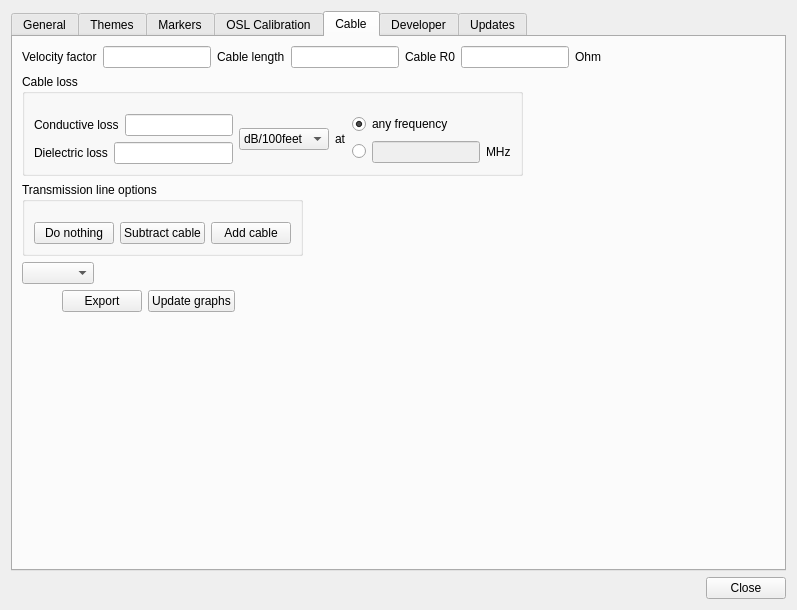
The window that settings.ui (K4HEZ/AntScopeZ) describes before a commit, drawn with Qt 5.
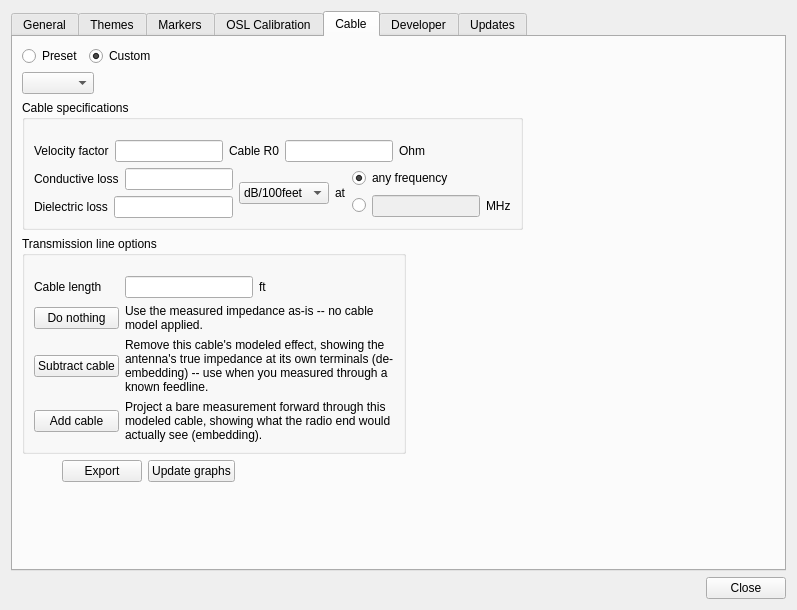
The same window after the commit. The open tabs and pages were chosen to show the change. Custom widgets are drawn as their Qt base class.

Commit message: TDR Analysis tool, Settings > Cable rework (Preset/Custom, reorg), theme/dangling-pointer fixes

The edit to the form file:
```diff
--- a/settings.ui
+++ b/settings.ui
@@ -1123,58 +1123,32 @@
        <item row="0" column="0">
         <layout class="QFormLayout" name="formLayout_7">
          <item row="0" column="0">
-          <layout class="QGridLayout" name="gridLayout_3">
-           <item row="0" column="4">
-            <widget class="QLabel" name="label_8">
+          <layout class="QHBoxLayout" name="horizontalLayout_cableMode">
+           <item>
+            <widget class="QRadioButton" name="cablePresetRadio">
              <property name="text">
-              <string>Cable R0</string>
+              <string>Preset</string>
              </property>
-            </widget>
-           </item>
-           <item row="0" column="3">
-            <widget class="QLineEdit" name="cableLen">
-             <property name="alignment">
-              <set>Qt::AlignmentFlag::AlignRight|Qt::AlignmentFlag::AlignTrailing|Qt::AlignmentFlag::AlignVCenter</set>
+             <property name="toolTip">
+              <string>Pick a cable type below -- velocity factor, R0, and loss figures are filled in from it and can't be hand-edited while Preset is selected.</string>
              </property>
             </widget>
            </item>
-           <item row="0" column="6">
-            <widget class="QLabel" name="label_9">
+           <item>
+            <widget class="QRadioButton" name="cableCustomRadio">
              <property name="text">
-              <string>Ohm</string>
+              <string>Custom</string>
              </property>
-            </widget>
-           </item>
-           <item row="0" column="5">
-            <widget class="QLineEdit" name="cableR0">
-             <property name="alignment">
-              <set>Qt::AlignmentFlag::AlignRight|Qt::AlignmentFlag::AlignTrailing|Qt::AlignmentFlag::AlignVCenter</set>
+             <property name="toolTip">
+              <string>Enter velocity factor, R0, and loss figures by hand -- e.g. from a manufacturer datasheet for a cable not in the preset list, or a velocity factor solved from Tools &gt; TDR Analysis.</string>
              </property>
-            </widget>
-           </item>
-           <item row="0" column="2">
-            <widget class="QLabel" name="label_14">
-             <property name="text">
-              <string>Cable length</string>
+             <property name="checked">
+              <bool>true</bool>
              </property>
             </widget>
            </item>
-           <item row="0" column="0">
-            <widget class="QLabel" name="label_7">
-             <property name="text">
-              <string>Velocity factor</string>
-             </property>
-            </widget>
-           </item>
-           <item row="0" column="1">
-            <widget class="QLineEdit" name="velocityFactor">
-             <property name="alignment">
-              <set>Qt::AlignmentFlag::AlignRight|Qt::AlignmentFlag::AlignTrailing|Qt::AlignmentFlag::AlignVCenter</set>
-             </property>
-            </widget>
-           </item>
-           <item row="0" column="7">
-            <spacer name="horizontalSpacer_10">
+           <item>
+            <spacer name="horizontalSpacer_cableMode">
              <property name="orientation">
               <enum>Qt::Orientation::Horizontal</enum>
              </property>
@@ -1189,15 +1163,77 @@
           </layout>
          </item>
          <item row="1" column="0">
+          <widget class="QComboBox" name="cableComboBox">
+           <property name="sizePolicy">
+            <sizepolicy hsizetype="Expanding" vsizetype="Fixed">
+             <horstretch>0</horstretch>
+             <verstretch>0</verstretch>
+            </sizepolicy>
+           </property>
+          </widget>
+         </item>
+         <item row="2" column="0">
           <widget class="QGroupBox" name="groupBox_8">
            <property name="title">
-            <string>Cable loss</string>
+            <string>Cable specifications</string>
            </property>
            <layout class="QGridLayout" name="gridLayout_4">
             <property name="topMargin">
              <number>20</number>
             </property>
-            <item row="0" column="0">
+            <item row="0" column="0" colspan="3">
+             <layout class="QGridLayout" name="gridLayout_3">
+              <item row="0" column="0">
+               <widget class="QLabel" name="label_7">
+                <property name="text">
+                 <string>Velocity factor</string>
+                </property>
+               </widget>
+              </item>
+              <item row="0" column="1">
+               <widget class="QLineEdit" name="velocityFactor">
+                <property name="alignment">
+                 <set>Qt::AlignmentFlag::AlignRight|Qt::AlignmentFlag::AlignTrailing|Qt::AlignmentFlag::AlignVCenter</set>
+                </property>
+               </widget>
+              </item>
+              <item row="0" column="2">
+               <widget class="QLabel" name="label_8">
+                <property name="text">
+                 <string>Cable R0</string>
+                </property>
+               </widget>
+              </item>
+              <item row="0" column="3">
+               <widget class="QLineEdit" name="cableR0">
+                <property name="alignment">
+                 <set>Qt::AlignmentFlag::AlignRight|Qt::AlignmentFlag::AlignTrailing|Qt::AlignmentFlag::AlignVCenter</set>
+                </property>
+               </widget>
+              </item>
+              <item row="0" column="4">
+               <widget class="QLabel" name="label_9">
+                <property name="text">
+                 <string>Ohm</string>
+                </property>
+               </widget>
+              </item>
+              <item row="0" column="5">
+               <spacer name="horizontalSpacer_10">
+                <property name="orientation">
+                 <enum>Qt::Orientation::Horizontal</enum>
+                </property>
+                <property name="sizeHint" stdset="0">
+                 <size>
+                  <width>40</width>
+                  <height>20</height>
+                 </size>
+                </property>
+               </spacer>
+              </item>
+             </layout>
+            </item>
+            <item row="1" column="0">
              <layout class="QVBoxLayout" name="verticalLayout_6">
               <item>
                <layout class="QHBoxLayout" name="horizontalLayout">
@@ -1249,7 +1285,7 @@
               </item>
              </layout>
             </item>
-            <item row="0" column="1">
+            <item row="1" column="1">
              <layout class="QHBoxLayout" name="horizontalLayout_20">
               <item>
                <widget class="QComboBox" name="cableLossComboBox">
@@ -1290,7 +1326,7 @@
               </item>
              </layout>
             </item>
-            <item row="0" column="2">
+            <item row="1" column="2">
              <layout class="QVBoxLayout" name="verticalLayout_7">
               <item>
                <widget class="QRadioButton" name="anyFq">
@@ -1341,7 +1377,7 @@
            </layout>
           </widget>
          </item>
-         <item row="2" column="0">
+         <item row="3" column="0">
           <widget class="QGroupBox" name="groupBox_9">
            <property name="title">
             <string>Transmission line options</string>
@@ -1351,6 +1387,44 @@
              <number>20</number>
             </property>
             <item row="0" column="0">
+             <widget class="QLabel" name="label_14">
+              <property name="text">
+               <string>Cable length</string>
+              </property>
+             </widget>
+            </item>
+            <item row="0" column="1">
+             <layout class="QHBoxLayout" name="horizontalLayout_cableLength">
+              <item>
+               <widget class="QLineEdit" name="cableLen">
+                <property name="alignment">
+                 <set>Qt::AlignmentFlag::AlignRight|Qt::AlignmentFlag::AlignTrailing|Qt::AlignmentFlag::AlignVCenter</set>
+                </property>
+               </widget>
+              </item>
+              <item>
+               <widget class="QLabel" name="cableLenUnitLabel">
+                <property name="text">
+                 <string notr="true">ft</string>
+                </property>
+               </widget>
+              </item>
+              <item>
+               <spacer name="horizontalSpacer_cableLen">
+                <property name="orientation">
+                 <enum>Qt::Orientation::Horizontal</enum>
+                </property>
+                <property name="sizeHint" stdset="0">
+                 <size>
+                  <width>40</width>
+                  <height>20</height>
+                 </size>
+                </property>
+               </spacer>
+              </item>
+             </layout>
+            </item>
+            <item row="1" column="0">
              <widget class="QPushButton" name="doNothingBtn">
               <property name="minimumSize">
                <size>
@@ -1366,7 +1440,17 @@
               </property>
              </widget>
             </item>
-            <item row="0" column="1">
+            <item row="1" column="1">
+             <widget class="QLabel" name="doNothingExplainLabel">
+              <property name="wordWrap">
+               <bool>true</bool>
+              </property>
+              <property name="text">
+               <string>Use the measured impedance as-is -- no cable model applied.</string>
+              </property>
+             </widget>
+            </item>
+            <item row="2" column="0">
              <widget class="QPushButton" name="subtractCableBtn">
               <property name="minimumSize">
                <size>
@@ -1382,7 +1466,17 @@
               </property>
              </widget>
             </item>
-            <item row="0" column="2">
+            <item row="2" column="1">
+             <widget class="QLabel" name="subtractCableExplainLabel">
+              <property name="wordWrap">
+               <bool>true</bool>
+              </property>
+              <property name="text">
+               <string>Remove this cable's modeled effect, showing the antenna's true impedance at its own terminals (de-embedding) -- use when you measured through a known feedline.</string>
+              </property>
+             </widget>
+            </item>
+            <item row="3" column="0">
              <widget class="QPushButton" name="addCableBtn">
               <property name="minimumSize">
                <size>
@@ -1398,19 +1492,19 @@
               </property>
              </widget>
             </item>
+            <item row="3" column="1">
+             <widget class="QLabel" name="addCableExplainLabel">
+              <property name="wordWrap">
+               <bool>true</bool>
+              </property>
+              <property name="text">
+               <string>Project a bare measurement forward through this modeled cable, showing what the radio end would actually see (embedding).</string>
+              </property>
+             </widget>
+            </item>
            </layout>
           </widget>
          </item>
-         <item row="3" column="0">
-          <widget class="QComboBox" name="cableComboBox">
-           <property name="sizePolicy">
-            <sizepolicy hsizetype="Expanding" vsizetype="Fixed">
-             <horstretch>0</horstretch>
-             <verstretch>0</verstretch>
-            </sizepolicy>
-           </property>
-          </widget>
-         </item>
          <item row="4" column="0">
           <layout class="QHBoxLayout" name="horizontalLayout_22">
            <item>
```
The commit also changes 19 other files.
